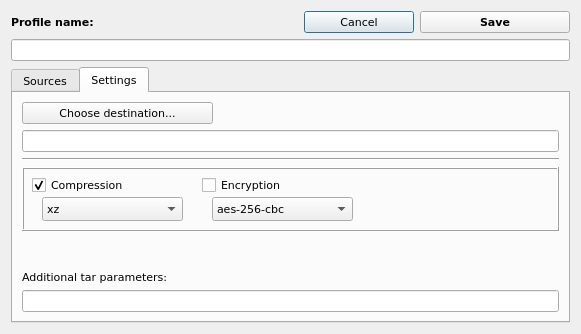
First picture: the form in tar-backup/adddialog.ui, repository marazmista/tar-backup, before the edit.
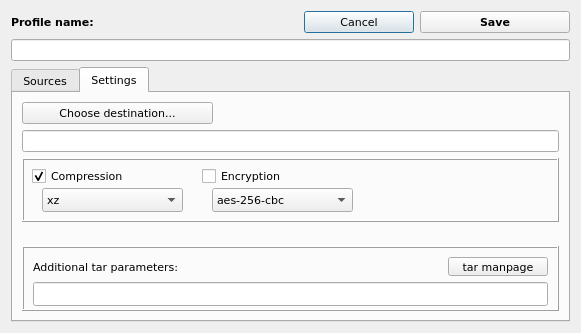
Second picture: the form after the edit.

Patch:
```diff
--- a/tar-backup/adddialog.ui
+++ b/tar-backup/adddialog.ui
@@ -7,7 +7,7 @@
     <x>0</x>
     <y>0</y>
     <width>577</width>
-    <height>334</height>
+    <height>333</height>
    </rect>
   </property>
   <property name="font">
@@ -140,10 +140,7 @@
        <string>Settings</string>
       </attribute>
       <layout class="QGridLayout" name="gridLayout_3">
-       <item row="7" column="0">
-        <widget class="QLineEdit" name="lineEdit"/>
-       </item>
-       <item row="3" column="0">
+       <item row="2" column="0">
         <widget class="QFrame" name="frame">
          <property name="minimumSize">
           <size>
@@ -257,19 +254,6 @@
          </widget>
         </widget>
        </item>
-       <item row="5" column="0">
-        <spacer name="verticalSpacer_3">
-         <property name="orientation">
-          <enum>Qt::Vertical</enum>
-         </property>
-         <property name="sizeHint" stdset="0">
-          <size>
-           <width>20</width>
-           <height>40</height>
-          </size>
-         </property>
-        </spacer>
-       </item>
        <item row="1" column="0">
         <widget class="QLineEdit" name="t_dest"/>
        </item>
@@ -286,19 +270,72 @@
          </property>
         </widget>
        </item>
-       <item row="2" column="0">
-        <widget class="Line" name="line">
-         <property name="orientation">
-          <enum>Qt::Horizontal</enum>
+       <item row="4" column="0" rowspan="2">
+        <widget class="QFrame" name="frame_2">
+         <property name="minimumSize">
+          <size>
+           <width>537</width>
+           <height>65</height>
+          </size>
          </property>
+         <property name="frameShape">
+          <enum>QFrame::Box</enum>
+         </property>
+         <property name="frameShadow">
+          <enum>QFrame::Raised</enum>
+         </property>
+         <layout class="QGridLayout" name="gridLayout_4">
+          <item row="0" column="0">
+           <widget class="QLabel" name="label_2">
+            <property name="toolTip">
+             <string/>
+            </property>
+            <property name="text">
+             <string>Additional tar parameters:</string>
+            </property>
+           </widget>
+          </item>
+          <item row="0" column="1">
+           <widget class="QPushButton" name="btn_tarManpage">
+            <property name="maximumSize">
+             <size>
+              <width>100</width>
+              <height>16777215</height>
+             </size>
+            </property>
+            <property name="text">
+             <string>tar manpage</string>
+            </property>
+           </widget>
+          </item>
+          <item row="1" column="0" colspan="2">
+           <widget class="QLineEdit" name="t_tarExtraParam">
+            <property name="minimumSize">
+             <size>
+              <width>0</width>
+              <height>24</height>
+             </size>
+            </property>
+            <property name="toolTip">
+             <string>Use with caution!</string>
+            </property>
+           </widget>
+          </item>
+         </layout>
         </widget>
        </item>
-       <item row="6" column="0">
-        <widget class="QLabel" name="label_2">
-         <property name="text">
-          <string>Additional tar parameters:</string>
+       <item row="3" column="0">
+        <spacer name="verticalSpacer_3">
+         <property name="orientation">
+          <enum>Qt::Vertical</enum>
          </property>
-        </widget>
+         <property name="sizeHint" stdset="0">
+          <size>
+           <width>20</width>
+           <height>40</height>
+          </size>
+         </property>
+        </spacer>
        </item>
       </layout>
      </widget>
```
Left out of the diff: 35 changed lines with no effect on the pictures.
